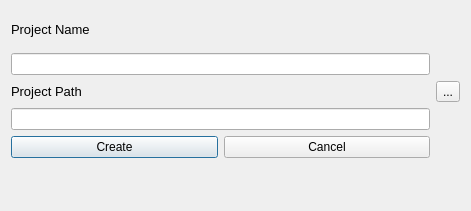
Old version of the form newprojdialog.ui in the repository amauri-bz/az_log_analyzer.
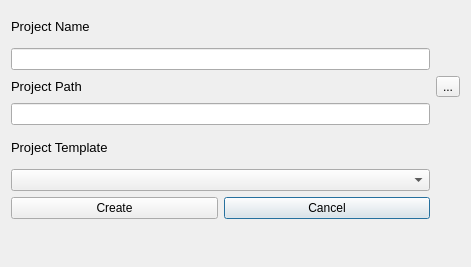
New version of the form.

Commit message: adding the project template functionality.

```diff
--- a/newprojdialog.ui
+++ b/newprojdialog.ui
@@ -7,13 +7,67 @@
     <x>0</x>
     <y>0</y>
     <width>471</width>
-    <height>211</height>
+    <height>267</height>
    </rect>
   </property>
   <property name="windowTitle">
    <string>New Project</string>
   </property>
   <layout class="QGridLayout" name="gridLayout">
+   <item row="0" column="0">
+    <widget class="QLabel" name="name_lbl">
+     <property name="font">
+      <font>
+       <pointsize>10</pointsize>
+      </font>
+     </property>
+     <property name="text">
+      <string>Project Name</string>
+     </property>
+    </widget>
+   </item>
+   <item row="6" column="1">
+    <widget class="QPushButton" name="cancel_btn">
+     <property name="text">
+      <string>Cancel</string>
+     </property>
+    </widget>
+   </item>
+   <item row="1" column="0" colspan="2">
+    <widget class="QLineEdit" name="name_txt"/>
+   </item>
+   <item row="3" column="0" colspan="2">
+    <widget class="QLineEdit" name="path_txt"/>
+   </item>
+   <item row="6" column="0">
+    <widget class="QPushButton" name="create_btn">
+     <property name="text">
+      <string>Create</string>
+     </property>
+    </widget>
+   </item>
+   <item row="4" column="0">
+    <widget class="QLabel" name="template_lbl">
+     <property name="font">
+      <font>
+       <pointsize>10</pointsize>
+      </font>
+     </property>
+     <property name="text">
+      <string>Project Template</string>
+     </property>
+    </widget>
+   </item>
+   <item row="7" column="0" colspan="2">
+    <widget class="QLabel" name="statusbar">
+     <property name="enabled">
+      <bool>true</bool>
+     </property>
+     <property name="text">
+      <string/>
+     </property>
+    </widget>
+   </item>
    <item row="2" column="0">
     <widget class="QLabel" name="path_lbl">
      <property name="font">
@@ -29,36 +83,6 @@
      </property>
     </widget>
    </item>
-   <item row="5" column="0" colspan="2">
-    <widget class="QLabel" name="statusbar">
-     <property name="enabled">
-      <bool>true</bool>
-     </property>
-     <property name="text">
-      <string/>
-     </property>
-    </widget>
-   </item>
-   <item row="4" column="0">
-    <widget class="QPushButton" name="create_btn">
-     <property name="text">
-      <string>Create</string>
-     </property>
-    </widget>
-   </item>
-   <item row="3" column="0" colspan="2">
-    <widget class="QLineEdit" name="path_txt"/>
-   </item>
-   <item row="4" column="1">
-    <widget class="QPushButton" name="cancel_btn">
-     <property name="text">
-      <string>Cancel</string>
-     </property>
-    </widget>
-   </item>
-   <item row="1" column="0" colspan="2">
-    <widget class="QLineEdit" name="name_txt"/>
-   </item>
    <item row="2" column="2">
     <widget class="QToolButton" name="toolButton">
      <property name="text">
@@ -66,17 +90,8 @@
      </property>
     </widget>
    </item>
-   <item row="0" column="0">
-    <widget class="QLabel" name="name_lbl">
-     <property name="font">
-      <font>
-       <pointsize>10</pointsize>
-      </font>
-     </property>
-     <property name="text">
-      <string>Project Name</string>
-     </property>
-    </widget>
+   <item row="5" column="0" colspan="2">
+    <widget class="QComboBox" name="templateBox"/>
    </item>
   </layout>
  </widget>
```
The commit also changes 9 other files.
